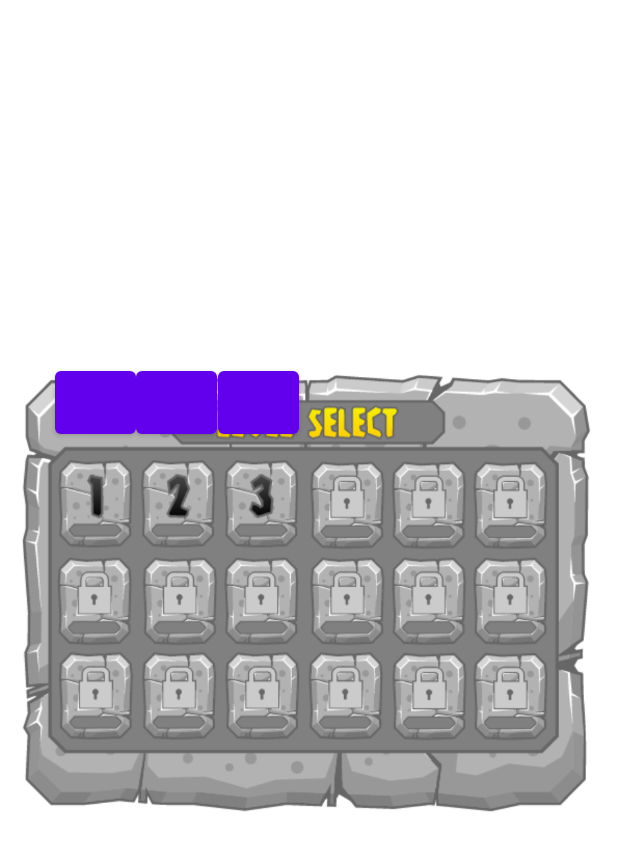
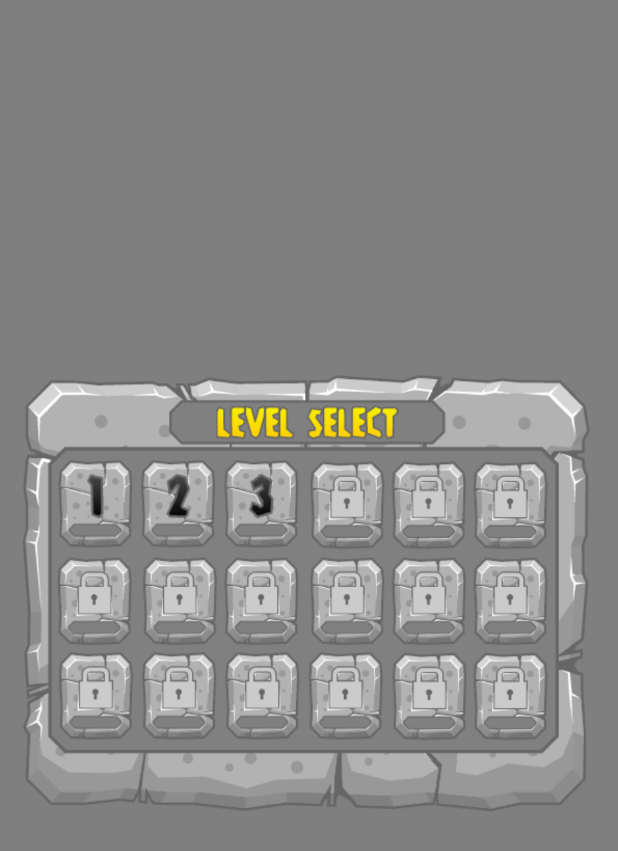
Before and after one commit to darango401/juego2, an Android app: the layout activity_menu_popup.xml on its own in the app's theme, with its tools: preview values and no code run, on a phone screen of 412 x 824 dp. Shown: the top 851 px of the screen. Run offline under Robolectric (Android 15) with nearby library versions, the phone set to English and light mode, and no system bars.

Commit message:
Nivel 1, V1

```diff
--- a/app/src/main/java/com/example/sudoku_app/Nivel2Activity.java
+++ b/app/src/main/java/com/example/sudoku_app/Nivel2Activity.java
@@ -2,9 +2,10 @@ package com.example.sudoku_app;
 
 import androidx.appcompat.app.AppCompatActivity;
 
+import android.app.Activity;
 import android.os.Bundle;
 
-public class Nivel2Activity extends AppCompatActivity {
+public class Nivel2Activity extends Activity {
 
     @Override
     protected void onCreate(Bundle savedInstanceState) {
--- a/app/src/main/java/com/example/sudoku_app/Nivel3Activity.java
+++ b/app/src/main/java/com/example/sudoku_app/Nivel3Activity.java
@@ -2,9 +2,10 @@ package com.example.sudoku_app;
 
 import androidx.appcompat.app.AppCompatActivity;
 
+import android.app.Activity;
 import android.os.Bundle;
 
-public class Nivel3Activity extends AppCompatActivity {
+public class Nivel3Activity extends Activity {
 
     @Override
     protected void onCreate(Bundle savedInstanceState) {
--- a/app/src/main/res/layout/activity_menu_popup.xml
+++ b/app/src/main/res/layout/activity_menu_popup.xml
@@ -4,14 +4,15 @@
     xmlns:tools="http://schemas.android.com/tools"
     android:layout_width="match_parent"
     android:layout_height="match_parent"
-    android:background="#00FFFFFF"
+    android:background="#80000000"
     tools:context=".MenuPopup">
 
     <ImageView
         android:id="@+id/imageView5"
         android:layout_width="match_parent"
         android:layout_height="match_parent"
-        android:background="#00FFFFFF"
+        android:background="#00000000"
+        android:backgroundTint="#80000000"
         android:src="@drawable/niveles"
         tools:layout_editor_absoluteX="0dp"
         tools:layout_editor_absoluteY="0dp" />
@@ -20,33 +21,57 @@
         android:id="@+id/buttonNivel1"
         android:layout_width="54dp"
         android:layout_height="54dp"
+        android:background="#00FFFFFF"
+        android:onClick="Nivel1"
         app:layout_constraintBottom_toBottomOf="parent"
         app:layout_constraintEnd_toEndOf="parent"
         app:layout_constraintHorizontal_bias="0.103"
         app:layout_constraintStart_toStartOf="parent"
         app:layout_constraintTop_toTopOf="parent"
-        app:layout_constraintVertical_bias="0.313" />
+        app:layout_constraintVertical_bias="0.385" />
 
     <Button
         android:id="@+id/buttonNivel2"
         android:layout_width="54dp"
         android:layout_height="54dp"
+        android:background="#00FFFFFF"
+        android:onClick="Nivel2"
         app:layout_constraintBottom_toBottomOf="parent"
         app:layout_constraintEnd_toEndOf="parent"
         app:layout_constraintHorizontal_bias="0.254"
         app:layout_constraintStart_toStartOf="parent"
         app:layout_constraintTop_toTopOf="parent"
-        app:layout_constraintVertical_bias="0.313" />
+        app:layout_constraintVertical_bias="0.385" />
 
     <Button
         android:id="@+id/buttonNivel3"
         android:layout_width="54dp"
         android:layout_height="54dp"
+        android:background="#00FFFFFF"
+        android:onClick="Nivel3"
         app:layout_constraintBottom_toBottomOf="parent"
         app:layout_constraintEnd_toEndOf="parent"
         app:layout_constraintHorizontal_bias="0.406"
         app:layout_constraintStart_toStartOf="parent"
         app:layout_constraintTop_toTopOf="parent"
-        app:layout_constraintVertical_bias="0.313" />
+        app:layout_constraintVertical_bias="0.385" />
+
+    <Button
+        android:id="@+id/salir"
+        android:layout_width="31dp"
+        android:layout_height="28dp"
+        android:background="#00FFFFFF"
+        android:gravity="center"
+        android:onClick="Salir"
+        android:text="X"
+        android:textAlignment="gravity"
+        android:textSize="24sp"
+        android:textStyle="bold"
+        app:layout_constraintBottom_toBottomOf="parent"
+        app:layout_constraintEnd_toEndOf="parent"
+        app:layout_constraintHorizontal_bias="0.756"
+        app:layout_constraintStart_toEndOf="@+id/buttonNivel3"
+        app:layout_constraintTop_toTopOf="parent"
+        app:layout_constraintVertical_bias="0.322" />
 
 </androidx.constraintlayout.widget.ConstraintLayout>
```
Also changed, not shown: app/src/main/AndroidManifest.xml (+6 -3 lines), app/src/main/java/com/example/sudoku_app/MenuPopup.java (+22 -1 lines), app/src/main/java/com/example/sudoku_app/Nivel1Activity.java (+124 -1 lines), app/src/main/java/com/example/sudoku_app/NivelActivity.java (deleted, +0 -15 lines), app/src/main/res/layout/activity_nivel.xml (deleted, +0 -10 lines).
